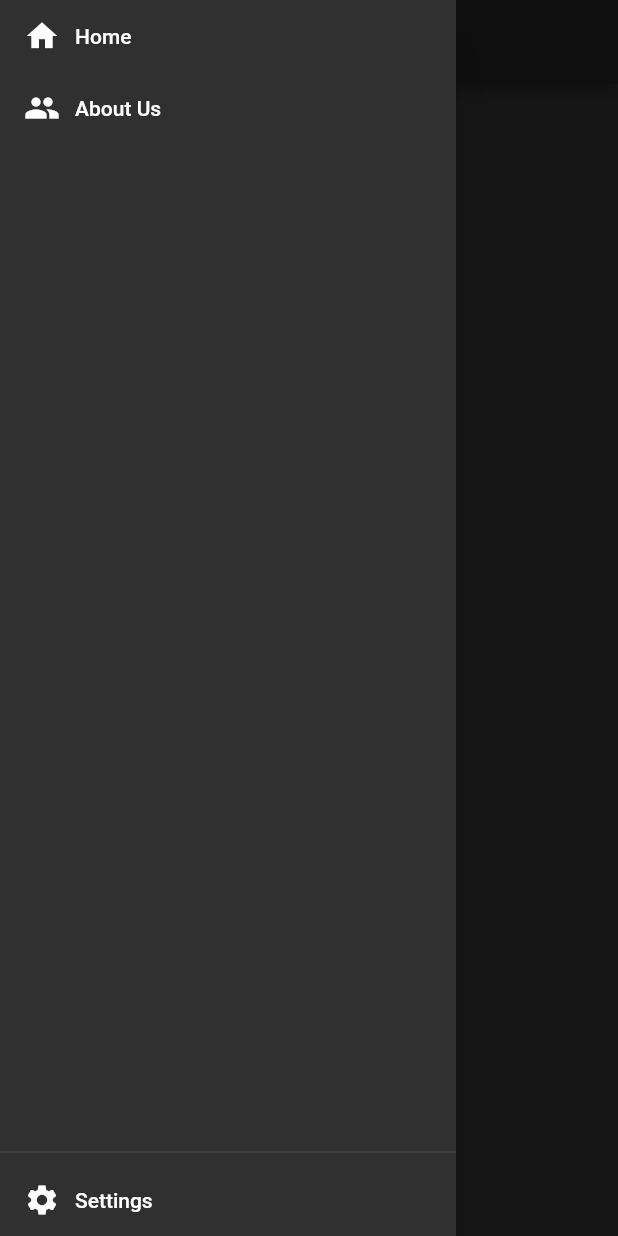
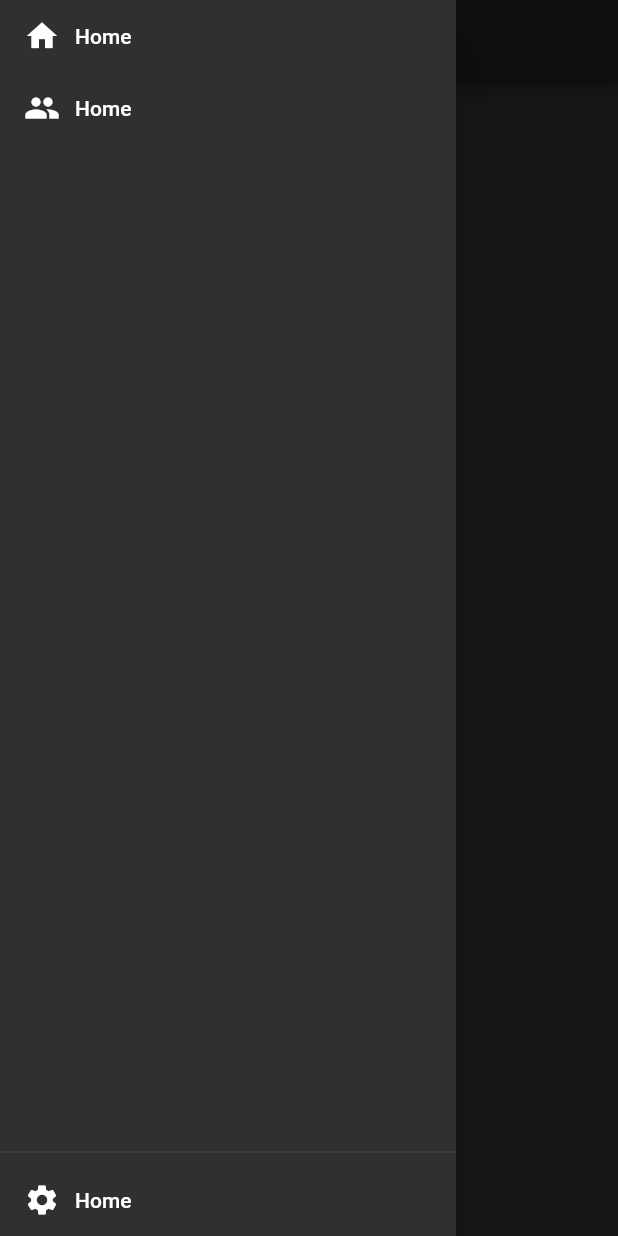
Before and after one commit to GibreelAbdullah/flutter_basic_app, a Flutter app: the screen it shows after launch, with the side drawer open, on a phone screen of 412 x 824 dp. Run offline on Flutter 3.47's test engine with Material 2 defaults, Android fonts, the phone set to English and light mode, and no system bars.

Commit message:
Added constants

```diff
--- a/lib/components/Drawer.dart
+++ b/lib/components/Drawer.dart
@@ -1,4 +1,5 @@
 import 'package:flutter/material.dart';
+import '../constants/AppConstants.dart';
 
 // ignore: must_be_immutable
 class CommonDrawer extends StatelessWidget {
@@ -19,7 +20,7 @@ class CommonDrawer extends StatelessWidget {
               children: [
                 FlatButton(
                   onPressed: () {
-                    if (_currentScreen != 'Home')
+                    if (_currentScreen != HOME_SCREEN_TITLE)
                       Navigator.pushReplacementNamed(context, '/home');
                     else
                       Navigator.pop(context);
@@ -30,13 +31,13 @@ class CommonDrawer extends StatelessWidget {
                       SizedBox(
                         width: 10,
                       ),
-                      Text('Home')
+                      Text(HOME_SCREEN_TITLE)
                     ],
                   ),
                 ),
                 FlatButton(
                   onPressed: () {
-                    if (_currentScreen != 'About Us')
+                    if (_currentScreen != ABOUT_US_SCREEN_TITLE)
                       Navigator.pushReplacementNamed(context, '/aboutus');
                     else
                       Navigator.pop(context);
@@ -47,7 +48,7 @@ class CommonDrawer extends StatelessWidget {
                       SizedBox(
                         width: 10,
                       ),
-                      Text('About Us')
+                      Text(ABOUT_US_SCREEN_TITLE)
                     ],
                   ),
                 ),
@@ -58,7 +59,7 @@ class CommonDrawer extends StatelessWidget {
                 Divider(),
                 FlatButton(
                   onPressed: () {
-                    if (_currentScreen != 'Settings')
+                    if (_currentScreen != SETTINGS_SCREEN_TITLE)
                       Navigator.pushReplacementNamed(context, '/settings');
                     else
                       Navigator.pop(context);
@@ -69,7 +70,7 @@ class CommonDrawer extends StatelessWidget {
                       SizedBox(
                         width: 10,
                       ),
-                      Text('Settings')
+                      Text(SETTINGS_SCREEN_TITLE)
                     ],
                   ),
                 ),
--- /dev/null
+++ b/lib/constants/AppConstants.dart
@@ -0,0 +1,5 @@
+import 'dart:core';
+
+const String HOME_SCREEN_TITLE = 'Home';
+const String ABOUT_US_SCREEN_TITLE = 'Home';
+const String SETTINGS_SCREEN_TITLE = 'Home';
--- a/lib/screens/AboutUs.dart
+++ b/lib/screens/AboutUs.dart
@@ -1,14 +1,15 @@
 import 'package:flutter/material.dart';
 import '../components/Drawer.dart';
+import '../constants/AppConstants.dart';
 
 class AboutUs extends StatelessWidget {
   @override
   Widget build(BuildContext context) {
     return new Scaffold(
       appBar: AppBar(
-        title: Text('About Us'),
+        title: Text(ABOUT_US_SCREEN_TITLE),
       ),
-      drawer: CommonDrawer('About Us'),
+      drawer: CommonDrawer(ABOUT_US_SCREEN_TITLE),
     );
   }
 }
--- a/lib/screens/Home.dart
+++ b/lib/screens/Home.dart
@@ -1,5 +1,6 @@
 import 'package:flutter/material.dart';
 import '../components/Drawer.dart';
+import '../constants/AppConstants.dart';
 
 class Home extends StatefulWidget {
   @override
@@ -11,9 +12,9 @@ class _HomeState extends State<Home> {
   Widget build(BuildContext context) {
     return new Scaffold(
       appBar: AppBar(
-        title: Text('Home'),
+        title: Text(HOME_SCREEN_TITLE),
       ),
-      drawer: CommonDrawer('Home'),
+      drawer: CommonDrawer(HOME_SCREEN_TITLE),
     );
   }
 }
--- a/lib/screens/Settings.dart
+++ b/lib/screens/Settings.dart
@@ -1,5 +1,6 @@
 import 'package:flutter/material.dart';
 import '../components/Drawer.dart';
+import '../constants/AppConstants.dart';
 
 class Settings extends StatefulWidget {
   @override
@@ -11,9 +12,9 @@ class _SettingsState extends State<Settings> {
   Widget build(BuildContext context) {
     return new Scaffold(
       appBar: AppBar(
-        title: Text('Settings'),
+        title: Text(SETTINGS_SCREEN_TITLE),
       ),
-      drawer: CommonDrawer('Settings'),
+      drawer: CommonDrawer(SETTINGS_SCREEN_TITLE),
     );
   }
 }
```
